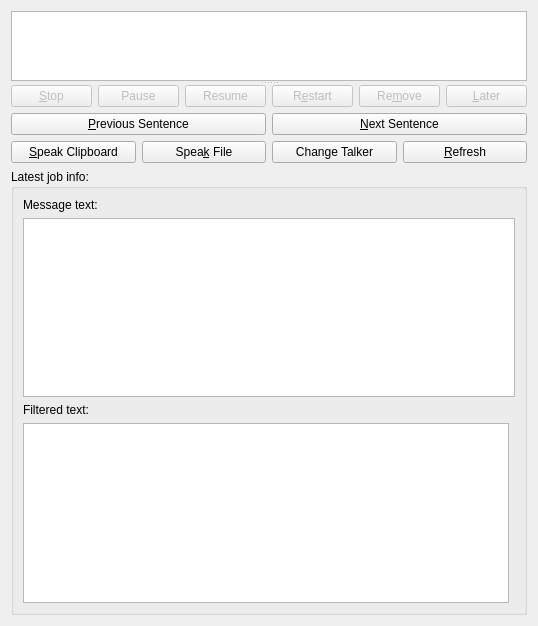
The window that kttsjobmgr/kttsjobmgr.ui (KDE/jovie) describes before a commit, drawn with Qt 5.
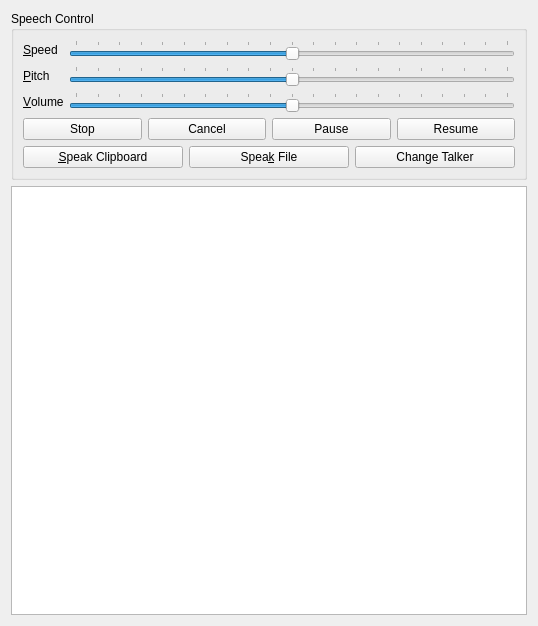
The same window after the commit. Custom widgets are drawn as their Qt base class.

Commit message: new realtime control of speech-dispatcher in the job manager page of the kcm, new functionality added to kspeech interface to support the three new controls (speed, pitch, and volume) will clean up the ui a bit, but functional for now

```diff
--- a/kttsjobmgr/kttsjobmgr.ui
+++ b/kttsjobmgr/kttsjobmgr.ui
@@ -13,53 +13,138 @@
   <property name="windowTitle">
    <string>Jobs</string>
   </property>
-  <layout class="QGridLayout" name="gridLayout_2">
-   <item row="0" column="0">
-    <widget class="QSplitter" name="splitter">
-     <property name="orientation">
-      <enum>Qt::Vertical</enum>
-     </property>
-     <widget class="QTableView" name="m_jobTableView">
-      <property name="sizePolicy">
-       <sizepolicy hsizetype="Expanding" vsizetype="Expanding">
-        <horstretch>0</horstretch>
-        <verstretch>1</verstretch>
-       </sizepolicy>
-      </property>
-      <property name="selectionBehavior">
-       <enum>QAbstractItemView::SelectRows</enum>
-      </property>
-      <attribute name="horizontalHeaderShowSortIndicator" stdset="0">
-       <bool>true</bool>
-      </attribute>
-      <attribute name="horizontalHeaderStretchLastSection">
-       <bool>true</bool>
-      </attribute>
-      <attribute name="verticalHeaderVisible">
-       <bool>false</bool>
-      </attribute>
-      <attribute name="verticalHeaderDefaultSectionSize">
-       <number>20</number>
-      </attribute>
-     </widget>
-     <widget class="QWidget" name="layoutWidget">
       <layout class="QVBoxLayout" name="verticalLayout">
        <item>
-        <layout class="QHBoxLayout" name="horizontalLayout">
+    <widget class="QGroupBox" name="groupBox_2">
+     <property name="title">
+      <string>Speech Control</string>
+     </property>
+     <layout class="QGridLayout" name="gridLayout_3">
+      <item row="0" column="0">
+       <widget class="QLabel" name="label_3">
+        <property name="text">
+         <string>&amp;Speed</string>
+        </property>
+        <property name="buddy">
+         <cstring>speedSlider</cstring>
+        </property>
+       </widget>
+      </item>
+      <item row="0" column="1">
+       <widget class="QSlider" name="speedSlider">
+        <property name="minimum">
+         <number>-100</number>
+        </property>
+        <property name="maximum">
+         <number>100</number>
+        </property>
+        <property name="singleStep">
+         <number>10</number>
+        </property>
+        <property name="pageStep">
+         <number>20</number>
+        </property>
+        <property name="orientation">
+         <enum>Qt::Horizontal</enum>
+        </property>
+        <property name="tickPosition">
+         <enum>QSlider::TicksAbove</enum>
+        </property>
+       </widget>
+      </item>
+      <item row="1" column="0">
+       <widget class="QLabel" name="label_4">
+        <property name="text">
+         <string>&amp;Pitch</string>
+        </property>
+        <property name="buddy">
+         <cstring>pitchSlider</cstring>
+        </property>
+       </widget>
+      </item>
+      <item row="1" column="1">
+       <widget class="QSlider" name="pitchSlider">
+        <property name="minimum">
+         <number>-100</number>
+        </property>
+        <property name="maximum">
+         <number>100</number>
+        </property>
+        <property name="singleStep">
+         <number>10</number>
+        </property>
+        <property name="pageStep">
+         <number>20</number>
+        </property>
+        <property name="orientation">
+         <enum>Qt::Horizontal</enum>
+        </property>
+        <property name="tickPosition">
+         <enum>QSlider::TicksAbove</enum>
+        </property>
+       </widget>
+      </item>
+      <item row="2" column="0">
+       <widget class="QLabel" name="label_5">
+        <property name="text">
+         <string>&amp;Volume</string>
+        </property>
+        <property name="buddy">
+         <cstring>volumeSlider</cstring>
+        </property>
+       </widget>
+      </item>
+      <item row="2" column="1">
+       <widget class="QSlider" name="volumeSlider">
+        <property name="minimum">
+         <number>-100</number>
+        </property>
+        <property name="maximum">
+         <number>100</number>
+        </property>
+        <property name="singleStep">
+         <number>10</number>
+        </property>
+        <property name="pageStep">
+         <number>20</number>
+        </property>
+        <property name="orientation">
+         <enum>Qt::Horizontal</enum>
+        </property>
+        <property name="tickPosition">
+         <enum>QSlider::TicksAbove</enum>
+        </property>
+       </widget>
+      </item>
+      <item row="3" column="0" colspan="2">
+       <layout class="QHBoxLayout" name="horizontalLayout_4">
          <item>
-          <widget class="KPushButton" name="job_stop">
+         <widget class="KPushButton" name="stopButton">
            <property name="enabled">
-            <bool>false</bool>
+           <bool>true</bool>
            </property>
            <property name="text">
-            <string>&amp;Stop</string>
+           <string>Stop</string>
            </property>
           </widget>
          </item>
          <item>
-          <widget class="KPushButton" name="job_pause">
+         <widget class="KPushButton" name="cancelButton">
            <property name="enabled">
-            <bool>false</bool>
+           <bool>true</bool>
+          </property>
+          <property name="whatsThis">
+           <string>&lt;p&gt;Deletes the job.  If it is currently speaking, it stops speaking.  The next speakable job in the list begins speaking.&lt;/p&gt;</string>
+          </property>
+          <property name="text">
+           <string>Cancel</string>
+          </property>
+         </widget>
+        </item>
+        <item>
+         <widget class="KPushButton" name="pauseButton">
+          <property name="enabled">
+           <bool>true</bool>
            </property>
            <property name="whatsThis">
             <string>&lt;p&gt;Changes a job to Paused state.  If currently speaking, the job stops speaking. Paused jobs prevent jobs that follow them from speaking, so either click &lt;b&gt;Resume&lt;/b&gt; to make the job speakable, or click &lt;b&gt;Later&lt;/b&gt; to move it down in the list.&lt;/p&gt;</string>
@@ -70,9 +155,9 @@
           </widget>
          </item>
          <item>
-          <widget class="KPushButton" name="job_resume">
+         <widget class="KPushButton" name="resumeButton">
            <property name="enabled">
-            <bool>false</bool>
+           <bool>true</bool>
            </property>
            <property name="whatsThis">
             <string>&lt;p&gt;Resumes a paused job or changes a Queued job to Waiting.  If the job is the top speakable job in the list, it begins speaking.&lt;/p&gt;</string>
@@ -82,72 +167,9 @@
            </property>
           </widget>
          </item>
-         <item>
-          <widget class="KPushButton" name="job_restart">
-           <property name="enabled">
-            <bool>false</bool>
-           </property>
-           <property name="whatsThis">
-            <string>&lt;p&gt;Rewinds a job to the beginning and changes its state to Waiting.  If the job is the top speakable job in the list, it begins speaking.&lt;/p&gt;</string>
-           </property>
-           <property name="text">
-            <string comment="Restart a job to the beginning">R&amp;estart</string>
-           </property>
-          </widget>
-         </item>
-         <item>
-          <widget class="KPushButton" name="job_remove">
-           <property name="enabled">
-            <bool>false</bool>
-           </property>
-           <property name="whatsThis">
-            <string>&lt;p&gt;Deletes the job.  If it is currently speaking, it stops speaking.  The next speakable job in the list begins speaking.&lt;/p&gt;</string>
-           </property>
-           <property name="text">
-            <string>Re&amp;move</string>
-           </property>
-          </widget>
-         </item>
-         <item>
-          <widget class="KPushButton" name="job_later">
-           <property name="enabled">
-            <bool>false</bool>
-           </property>
-           <property name="whatsThis">
-            <string>&lt;p&gt;Moves a job downward in the list so that it will be spoken later.  If the job is currently speaking, its state changes to Paused.&lt;/p&gt;</string>
-           </property>
-           <property name="text">
-            <string>&amp;Later</string>
-           </property>
-          </widget>
-         </item>
-        </layout>
-       </item>
-       <item>
-        <layout class="QHBoxLayout" name="horizontalLayout_2">
-         <item>
-          <widget class="KPushButton" name="job_prevsentence">
-           <property name="whatsThis">
-            <string>&lt;p&gt;Rewinds a job to the previous sentence.&lt;/p&gt;</string>
-           </property>
-           <property name="text">
-            <string>&amp;Previous Sentence</string>
-           </property>
-          </widget>
-         </item>
-         <item>
-          <widget class="KPushButton" name="job_nextsentence">
-           <property name="whatsThis">
-            <string>&lt;p&gt;Advances a job to the next sentence.&lt;/p&gt;</string>
-           </property>
-           <property name="text">
-            <string>&amp;Next Sentence</string>
-           </property>
-          </widget>
-         </item>
-        </layout>
-       </item>
-       <item>
+       </layout>
+      </item>
+      <item row="4" column="0" colspan="2">
         <layout class="QHBoxLayout" name="horizontalLayout_3">
          <item>
           <widget class="KPushButton" name="speak_clipboard">
@@ -179,65 +201,34 @@
            </property>
           </widget>
          </item>
-         <item>
-          <widget class="KPushButton" name="refresh">
-           <property name="whatsThis">
-            <string>&lt;p&gt;Refresh the list of jobs.&lt;/p&gt;</string>
-           </property>
-           <property name="text">
-            <string>&amp;Refresh</string>
-           </property>
-          </widget>
-         </item>
-        </layout>
-       </item>
+       </layout>
+      </item>
+     </layout>
+    </widget>
+   </item>
        <item>
-        <widget class="QGroupBox" name="groupBox">
-         <property name="title">
-          <string>Latest job info:</string>
-         </property>
-         <layout class="QGridLayout" name="gridLayout">
-          <item row="1" column="1" colspan="2">
-           <widget class="KTextEdit" name="m_currentSentence">
+    <widget class="QTableView" name="m_jobTableView">
             <property name="sizePolicy">
              <sizepolicy hsizetype="Expanding" vsizetype="Expanding">
               <horstretch>0</horstretch>
-              <verstretch>0</verstretch>
-             </sizepolicy>
-            </property>
-            <property name="whatsThis">
-             <string>&lt;p&gt;The text of the sentence currently speaking.&lt;/p&gt;</string>
-            </property>
-            <property name="horizontalScrollBarPolicy">
-             <enum>Qt::ScrollBarAlwaysOff</enum>
-            </property>
-            <property name="readOnly">
+       <verstretch>1</verstretch>
+      </sizepolicy>
+     </property>
+     <property name="selectionBehavior">
+      <enum>QAbstractItemView::SelectRows</enum>
+     </property>
+     <attribute name="horizontalHeaderShowSortIndicator" stdset="0">
              <bool>true</bool>
-            </property>
-           </widget>
-          </item>
-          <item row="3" column="1">
-           <widget class="KTextEdit" name="m_filteredCurrentSentence"/>
-          </item>
-          <item row="0" column="1">
-           <widget class="QLabel" name="label">
-            <property name="text">
-             <string>Message text:</string>
-            </property>
-           </widget>
-          </item>
-          <item row="2" column="1">
-           <widget class="QLabel" name="label_2">
-            <property name="text">
-             <string>Filtered text:</string>
-            </property>
-           </widget>
-          </item>
-         </layout>
-        </widget>
-       </item>
-      </layout>
-     </widget>
+     </attribute>
+     <attribute name="horizontalHeaderStretchLastSection">
+      <bool>true</bool>
+     </attribute>
+     <attribute name="verticalHeaderVisible">
+      <bool>false</bool>
+     </attribute>
+     <attribute name="verticalHeaderDefaultSectionSize">
+      <number>20</number>
+     </attribute>
     </widget>
    </item>
   </layout>
@@ -248,11 +239,6 @@
    <extends>QPushButton</extends>
    <header>kpushbutton.h</header>
   </customwidget>
-  <customwidget>
-   <class>KTextEdit</class>
-   <extends>QTextEdit</extends>
-   <header>ktextedit.h</header>
-  </customwidget>
  </customwidgets>
  <resources/>
  <connections/>
```
Lines whose indentation alone changed are shown as unchanged. The commit also changes 10 other files.
